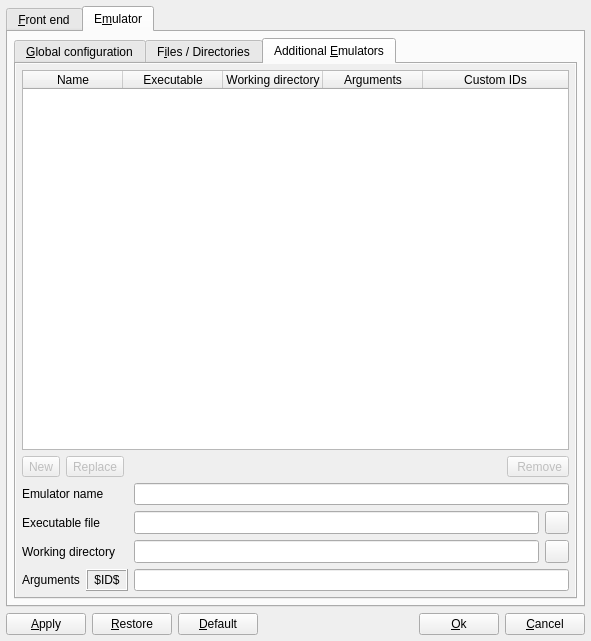
Above: options.ui from qmc2/qmc2-mame-fe before the change. Below: the same form after it.
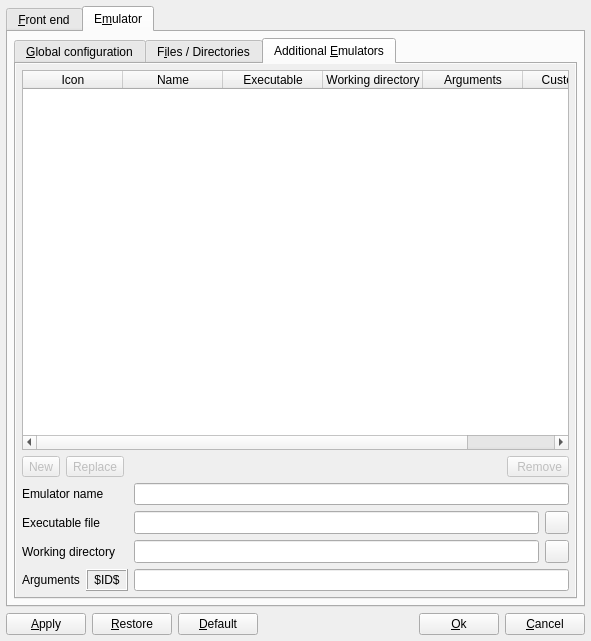
That is the form after the change. The open tabs and pages were chosen to show the change. Icons and pictures are not drawn.

Commit message: new: icons for foreign emulators and their custom IDs can now be selected individually

The edit to the form file:
```diff
--- a/options.ui
+++ b/options.ui
@@ -5486,8 +5486,8 @@
                <rect>
                 <x>0</x>
                 <y>0</y>
-                <width>236</width>
-                <height>214</height>
+                <width>559</width>
+                <height>542</height>
                </rect>
               </property>
               <layout class="QGridLayout" name="gridLayout_26" columnstretch="0,0,0,0,0,0,0,0,0">
@@ -5610,6 +5610,11 @@
                  <attribute name="verticalHeaderVisible">
                   <bool>false</bool>
                  </attribute>
+                 <column>
+                  <property name="text">
+                   <string>Icon</string>
+                  </property>
+                 </column>
                  <column>
                   <property name="text">
                    <string>Name</string>
```
Left out of the diff: 8 changed lines with no effect on the pictures. The commit also changes 18 other files.
